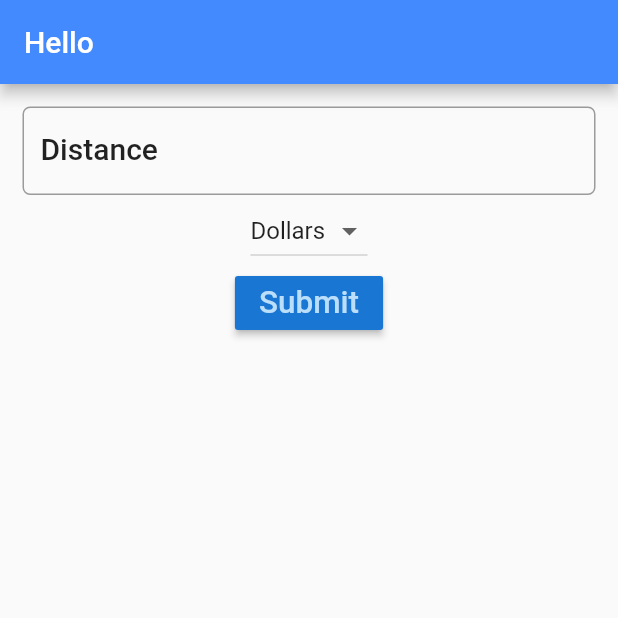
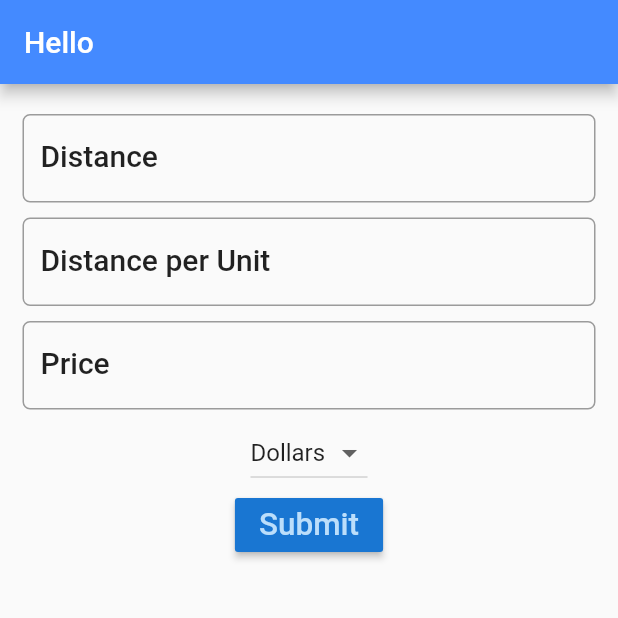
Before and after one commit to sajeevah/flutter-starter, a Flutter app: the screen it shows after launch, after a tap on "Submit", on a phone screen of 412 x 824 dp, the top half of it. Run offline on Flutter 3.47's test engine with Material 2 defaults, Android fonts, the phone set to English and light mode, and no system bars.

Commit message:
final calculation

```diff
--- a/trip_cost_app/lib/main.dart
+++ b/trip_cost_app/lib/main.dart
@@ -25,8 +25,11 @@ class FuelForm extends StatefulWidget {
 class _FuelFormState extends State<FuelForm> {
   String result = '';
   final _currencies = ["Dollars", "Euro", "Pounds"];
+  final double _formDistance = 5.0;
   String _currency = "Dollars";
   TextEditingController distanceController = TextEditingController();
+  TextEditingController avgController = TextEditingController();
+  TextEditingController priceController = TextEditingController();
   @override
   Widget build(BuildContext context) {
     TextStyle textStyle = Theme.of(context).textTheme.title;
@@ -39,7 +42,12 @@ class _FuelFormState extends State<FuelForm> {
         padding: EdgeInsets.all(15.0),
         child: Column(
           children: <Widget>[
-            TextField(
+            Padding(
+              padding: EdgeInsets.only(
+                top: _formDistance,
+                bottom: _formDistance
+              ),
+              child :TextField(
                 controller: distanceController,
                 decoration: InputDecoration(
                   labelText: "Distance",
@@ -50,6 +58,43 @@ class _FuelFormState extends State<FuelForm> {
                   )
                 ),
                 keyboardType: TextInputType.number,
+              )
+            ),
+            Padding(
+              padding: EdgeInsets.only(
+                  top: _formDistance,
+                  bottom: _formDistance
+              ),
+              child :TextField(
+                    controller: avgController,
+                    decoration: InputDecoration(
+                        labelText: "Distance per Unit",
+                        hintText: "e.g. 17",
+                        labelStyle: textStyle,
+                        border: OutlineInputBorder(
+                            borderRadius: BorderRadius.circular(5.0)
+                        )
+                    ),
+                    keyboardType: TextInputType.number,
+                  )
+              ),
+              Padding(
+                padding: EdgeInsets.only(
+                    top: _formDistance,
+                    bottom: _formDistance
+                ),
+                child :TextField(
+                      controller: priceController,
+                      decoration: InputDecoration(
+                          labelText: "Price",
+                          hintText: "e.g. 1.65",
+                          labelStyle: textStyle,
+                          border: OutlineInputBorder(
+                              borderRadius: BorderRadius.circular(5.0)
+                          )
+                      ),
+                      keyboardType: TextInputType.number,
+                    ),
               ),
             DropdownButton<String>(
               items: _currencies.map((String value) {
@@ -68,7 +113,7 @@ class _FuelFormState extends State<FuelForm> {
               textColor: Theme.of(context).primaryColorLight,
               onPressed: () {
                 setState(() {
-                  result = distanceController.text;
+                  result = _calculate();
                 });
               },
               child: Text(
@@ -88,4 +133,14 @@ class _FuelFormState extends State<FuelForm> {
       this._currency = value;
     });
   }
+
+  String _calculate() {
+    double _distance = double.parse(distanceController.text);
+    double _fuelCost = double.parse(priceController.text);
+    double _consumption = double.parse(avgController.text);
+    double _totalCost = _distance / _consumption * _fuelCost;
+    String _result = 'The total cost of your trip is ' +
+      _totalCost.toStringAsFixed(2) + ' ' + _currency;
+    return _result;
   }
+}
```
Lines whose indentation alone changed are shown as unchanged.
